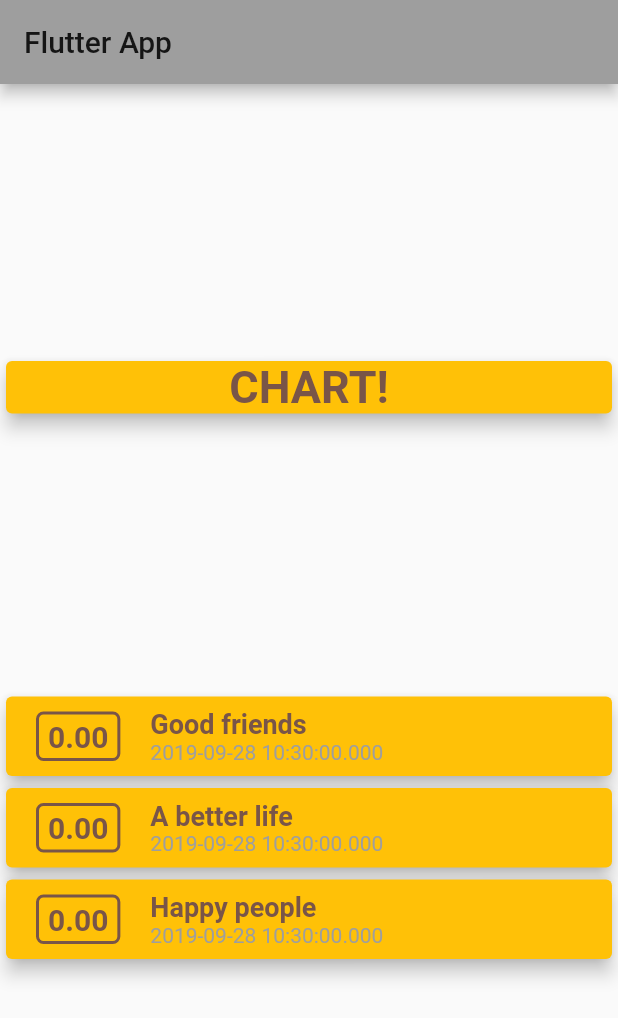
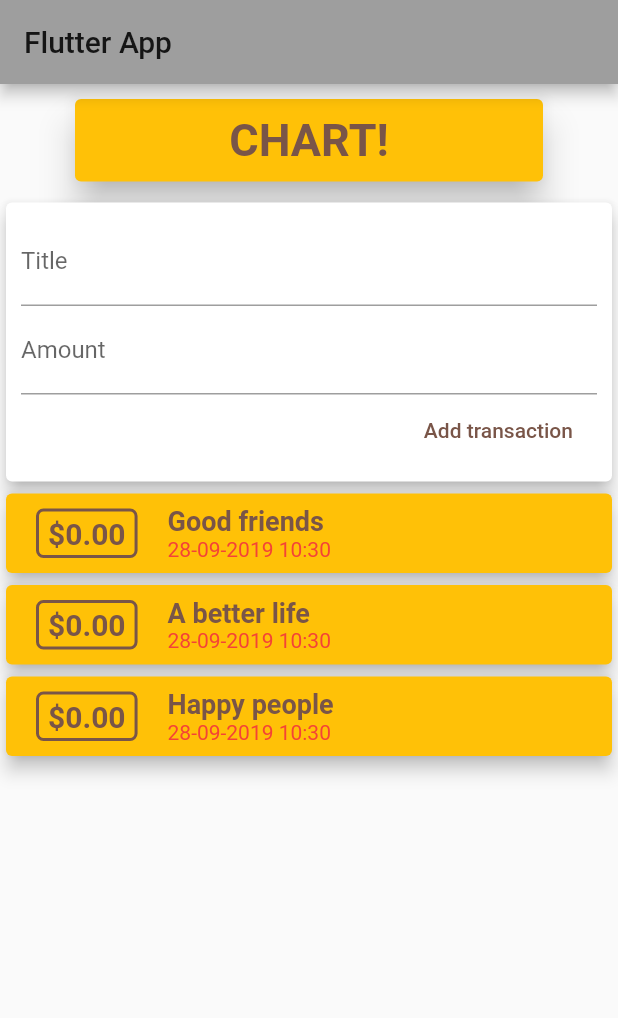
Before and after one commit to Deep27/cash-expenses, a Flutter app: the screen it shows after launch, on a phone screen of 412 x 824 dp. Shown: the top 1018 px of the screen. Run offline on Flutter 3.47's test engine with Material 2 defaults, Android fonts, the phone set to English and light mode, and no system bars.

Commit message:
Updated app.

```diff
--- a/lib/home_page.dart
+++ b/lib/home_page.dart
@@ -1,3 +1,4 @@
+import 'package:cash_expenses/widget/chart/chart.dart';
 import 'package:cash_expenses/widget/transaction/transaction_widget.dart';
 
 import './model/transaction.dart';
@@ -15,21 +16,27 @@ class HomePage extends StatelessWidget {
     return Scaffold(
       appBar: AppBar(title: Text('Flutter App')),
       body: Column(
-        mainAxisAlignment: MainAxisAlignment.spaceEvenly,
         children: <Widget>[
-          Container(
-            width: double.infinity,
-            child: Card(
-              color: Colors.amber,
-              elevation: 5,
-              child: Text(
-                'CHART!',
-                textAlign: TextAlign.center,
-                style: TextStyle(
-                  fontSize: 30,
-                  fontWeight: FontWeight.bold,
-                  color: Colors.brown,
-                ),
+          ChartWidget(),
+          Card(
+            elevation: 5,
+            child: Container(
+              padding: EdgeInsets.all(10),
+              child: Column(
+                crossAxisAlignment: CrossAxisAlignment.end,
+                children: <Widget>[
+                  TextField(
+                    decoration: InputDecoration(labelText: 'Title'),
+                  ),
+                  TextField(
+                    decoration: InputDecoration(labelText: 'Amount'),
+                  ),
+                  FlatButton(
+                    child: Text('Add transaction'),
+                    textColor: Colors.brown,
+                    onPressed: () {},
+                  )
+                ],
               ),
             ),
           ),
--- a/lib/widget/chart/chart.dart
+++ b/lib/widget/chart/chart.dart
@@ -9,6 +9,9 @@ class ChartWidget extends StatelessWidget {
       child: Card(
         color: Colors.amber,
         elevation: 10,
+        margin: EdgeInsets.symmetric(horizontal: 50, vertical: 10),
+        child: Container(
+          padding: EdgeInsets.all(10),
           child: Text(
             'CHART!',
             textAlign: TextAlign.center,
@@ -19,6 +22,7 @@ class ChartWidget extends StatelessWidget {
             ),
           ),
         ),
+      ),
     );
   }
 }
--- a/lib/widget/transaction/price_box.dart
+++ b/lib/widget/transaction/price_box.dart
@@ -19,7 +19,7 @@ class PriceBox extends StatelessWidget {
         ),
       ),
       child: Text(
-        _amount.toStringAsFixed(2),
+        '\$' + _amount.toStringAsFixed(2),
         style: TextStyle(
             fontWeight: FontWeight.bold, fontSize: 20, color: Colors.brown),
       ),
--- a/lib/widget/transaction/transaction_date.dart
+++ b/lib/widget/transaction/transaction_date.dart
@@ -1,17 +1,19 @@
+import 'package:intl/intl.dart';
 import 'package:flutter/cupertino.dart';
 import 'package:flutter/material.dart';
 
 class TransactionDate extends StatelessWidget {
-  final DateTime _date;
+  final String _date;
 
-  TransactionDate(this._date);
+  TransactionDate(DateTime date)
+      : _date = DateFormat('dd-MM-yyyy HH:mm').format(date);
 
   @override
   Widget build(BuildContext context) {
     return Text(
-      _date.toString(),
+      _date,
       style: TextStyle(
-        color: Colors.grey,
+        color: Colors.red,
       ),
     );
   }
```
Also changed, not shown: pubspec.yaml (+1 -51 lines), pubspec.lock. Lines whose indentation alone changed are shown as unchanged.
